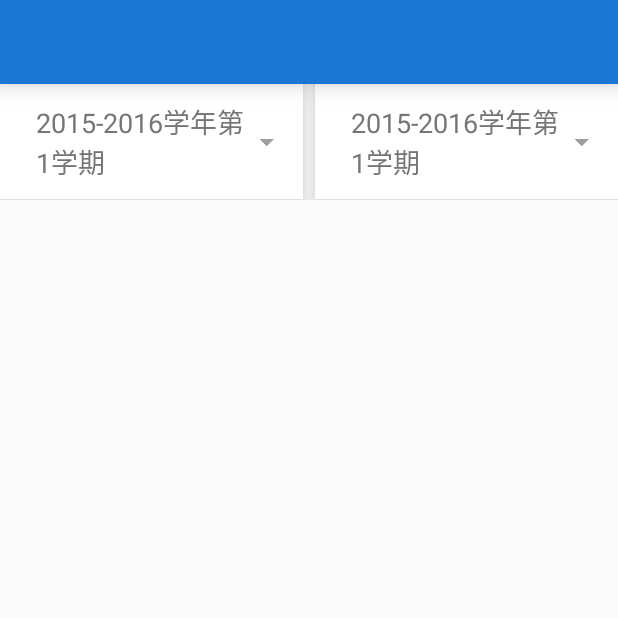
After one commit to mxdlzg/BlueWindmill, an Android app: the ScorePointActivity screen opened directly, with no data from a screen before it, on a phone screen of 412 x 824 dp, the top half of it. The commit adds this screen. Run offline under Robolectric (Android 15) with nearby library versions, the phone set to English and light mode, and no system bars; our stand-ins replace ButterKnife.

Commit message:
基本功能全部完工（成绩暂时只能获取current，绩点暂时无法获取） 准备发布Pre Release

```diff
--- a/app/src/main/AndroidManifest.xml
+++ b/app/src/main/AndroidManifest.xml
@@ -41,6 +41,8 @@
         </activity>
         <activity android:name=".view.activity.ScoreActivity"
             android:theme="@style/AppTheme"/>
+        <activity android:name=".view.activity.ScorePointActivity" />
+        <activity android:name=".view.activity.ScScoreActivity" />
     </application>
 
 </manifest>
--- a/app/src/main/java/project/mxdlzg/com/bluewindmill/model/entity/SCScoreDetail.java
+++ b/app/src/main/java/project/mxdlzg/com/bluewindmill/model/entity/SCScoreDetail.java
@@ -14,7 +14,7 @@ public class SCScoreDetail {
         this.date = date;
         this.score = score;
         this.honest = honest;
-        this.remark = remark;
+        this.remark = "\n"+remark;
     }
 
 
--- a/app/src/main/java/project/mxdlzg/com/bluewindmill/net/request/SCRequest.java
+++ b/app/src/main/java/project/mxdlzg/com/bluewindmill/net/request/SCRequest.java
@@ -53,7 +53,7 @@ public class SCRequest {
      * @param pageSize total count / page
      * @param callback callback
      */
-    public static void requestSCScoreDetail(Context context, String pageNo, String pageSize, final CommonCallback<NetResult<List<SCScoreDetail>>> callback){
+    public static void requestSCScoreDetail(final Context context, int pageNo, int pageSize, final CommonCallback<NetResult<List<SCScoreDetail>>> callback){
         OkGo.<NetResult<List<SCScoreDetail>>>post(Config.SC_SCORE_DETAIL_URL)
                 .tag(context)
                 .params("pageNo",pageNo)
@@ -66,7 +66,7 @@ public class SCRequest {
 
                     @Override
                     public void onError(Response<NetResult<List<SCScoreDetail>>> response) {
-                        callback.onError(response.getException().getMessage()+Config.codeConvertor(response.code()));
+                        callback.onError(context,response,false);
                     }
 
                     @Override
--- a/app/src/main/java/project/mxdlzg/com/bluewindmill/net/request/TableRequest.java
+++ b/app/src/main/java/project/mxdlzg/com/bluewindmill/net/request/TableRequest.java
@@ -158,9 +158,7 @@ public class TableRequest {
 
                     @Override
                     public void onError(Response<NetResult<String>> response) {
-                        if (callback !=null){
-                            callback.onError(Config.codeConvertor(response.code()));
-                        }
+                        callback.onError(context,response,false);
                     }
 
                     @Override
--- /dev/null
+++ b/app/src/main/java/project/mxdlzg/com/bluewindmill/view/activity/ScorePointActivity.java
@@ -0,0 +1,94 @@
+package project.mxdlzg.com.bluewindmill.view.activity;
+
+import android.os.Bundle;
+import android.support.annotation.Nullable;
+import android.support.v7.app.AppCompatActivity;
+import android.support.v7.widget.Toolbar;
+import android.view.View;
+import android.widget.AdapterView;
+import android.widget.ProgressBar;
+import android.widget.TextView;
+
+import org.angmarch.views.NiceSpinner;
+
+import java.util.ArrayList;
+import java.util.Arrays;
+import java.util.List;
+
+import butterknife.BindView;
+import butterknife.ButterKnife;
+import project.mxdlzg.com.bluewindmill.R;
+import project.mxdlzg.com.bluewindmill.model.entity.NetResult;
+import project.mxdlzg.com.bluewindmill.model.entity.ScoreOBJ;
+import project.mxdlzg.com.bluewindmill.net.callback.CommonCallback;
+import project.mxdlzg.com.bluewindmill.net.request.TableRequest;
+import project.mxdlzg.com.bluewindmill.util.Util;
+
+/**
+ * Created by mxdlzg on 18-3-18.
+ */
+
+public class ScorePointActivity extends AppCompatActivity {
+    @BindView(R.id.score_point_toolbar)
+    Toolbar scorePointToolbar;
+    @BindView(R.id.score_point_term_start)
+    NiceSpinner scorePointTermStart;
+    @BindView(R.id.score_point_term_end)
+    NiceSpinner scorePointTermEnd;
+    @BindView(R.id.score_point_progressbar)
+    ProgressBar scorePointProgressbar;
+    @BindView(R.id.score_point_text)
+    TextView scorePointText;
+
+    private List<String> paramList = new ArrayList<>(Arrays.asList("2015-2016学年第1学期", "2015-2016学年第2学期", "2016-2017学年第1学期", "2016-2017学年第2学期", "2017-2018学年第1学期","2017-2018学年第2学期", "2018-2019学年第1学期","2018-2019学年第2学期"));
+    private AdapterView.OnItemSelectedListener listener = new AdapterView.OnItemSelectedListener() {
+        @Override
+        public void onItemSelected(AdapterView<?> parent, View view, int position, long id) {
+            refresh(scorePointTermStart.getText().toString(),scorePointTermEnd.getText().toString());
+        }
+
+        @Override
+        public void onNothingSelected(AdapterView<?> parent) {
+
+        }
+    };
+
+    @Override
+    protected void onCreate(@Nullable Bundle savedInstanceState) {
+        super.onCreate(savedInstanceState);
+        setContentView(R.layout.layout_score_point);
+        ButterKnife.bind(this);
+
+        scorePointTermStart.attachDataSource(paramList);
+        scorePointTermEnd.attachDataSource(paramList);
+        scorePointTermEnd.setOnItemSelectedListener(listener);
+        scorePointTermStart.setOnItemSelectedListener(listener);
+    }
+
+    private void refresh(String start,String end){
+        String trueStart = Util.convertParam(start);
+        String trueEnd = Util.convertParam(start);
+        startRefresh();
+        TableRequest.requestScorePoint(this, trueStart, trueEnd, new CommonCallback<NetResult<String>>() {
+            @Override
+            public void onSuccess(NetResult<String> message) {
+                endRefresh(message.getData());
+            }
+
+            @Override
+            public void onError(NetResult netResult) {
+                endRefresh(netResult.getMsg());
+            }
+        });
+    }
+
+    private void startRefresh(){
+        scorePointProgressbar.setVisibility(View.VISIBLE);
+        scorePointText.setVisibility(View.INVISIBLE);
+    }
+    private void endRefresh(String text){
+        scorePointProgressbar.setVisibility(View.INVISIBLE);
+        scorePointText.setVisibility(View.VISIBLE);
+        scorePointText.setText(text);
+    }
+}
--- a/app/src/main/java/project/mxdlzg/com/bluewindmill/view/adapter/ScoreRcyAdapter.java
+++ b/app/src/main/java/project/mxdlzg/com/bluewindmill/view/adapter/ScoreRcyAdapter.java
@@ -37,7 +37,7 @@ public class ScoreRcyAdapter extends BaseMultiItemQuickAdapter<ScoreOBJ,BaseView
                         .setText(R.id.score_tv_item_secondFinalScore,setColor("二考：",item.getSe()))
                         .setText(R.id.score_tv_item_secondTotalScore,setColor("二考总评：",item.getSeTotal()));
                 if (item.getFloatTotal() < 60){
-                    DiagonalView view = helper.<DiagonalView>getView(R.id.score_item_diagonal_view);
+                    DiagonalView view = helper.<DiagonalView>getView(R.id.sc_score_item_diagonal_view);
                     view.setSolidColor(Color.parseColor("#ff5252"));
                 }
                 break;
--- /dev/null
+++ b/app/src/main/res/layout/layout_score_point.xml
@@ -0,0 +1,67 @@
+<?xml version="1.0" encoding="utf-8"?>
+<LinearLayout xmlns:android="http://schemas.android.com/apk/res/android"
+    xmlns:app="http://schemas.android.com/apk/res-auto"
+    xmlns:tools="http://schemas.android.com/tools"
+    android:layout_width="match_parent"
+    android:layout_height="match_parent"
+    android:orientation="vertical">
+
+    <android.support.v7.widget.Toolbar
+        android:id="@+id/score_point_toolbar"
+        android:layout_width="match_parent"
+        android:layout_height="wrap_content"
+        android:background="@color/blue700"
+        android:elevation="10dp"
+        android:fitsSystemWindows="true"
+        app:theme="@style/ToolbarColoredBackArrow"
+        tools:targetApi="LOLLIPOP" />
+
+    <LinearLayout
+        android:layout_width="match_parent"
+        android:layout_height="wrap_content"
+        android:orientation="horizontal">
+
+        <org.angmarch.views.NiceSpinner
+            android:id="@+id/score_point_term_start"
+            android:layout_width="0dp"
+            android:layout_height="wrap_content"
+            android:layout_weight="1"
+            android:elevation="@dimen/dp_4"
+            android:textSize="18sp"
+            app:arrowTint="@color/grey500"
+            app:textTint="@color/grey600"
+            tools:targetApi="LOLLIPOP" />
+
+        <org.angmarch.views.NiceSpinner
+            android:layout_marginStart="@dimen/dp_4"
+            android:id="@+id/score_point_term_end"
+            android:layout_width="0dp"
+            android:layout_height="wrap_content"
+            android:layout_weight="1"
+            android:elevation="@dimen/dp_4"
+            android:textSize="18sp"
+            app:arrowTint="@color/grey500"
+            app:textTint="@color/grey600"
+            tools:targetApi="LOLLIPOP" />
+    </LinearLayout>
+
+    <ProgressBar
+        android:visibility="invisible"
+        android:id="@+id/score_point_progressbar"
+        android:layout_width="wrap_content"
+        android:layout_height="wrap_content"
+        android:layout_gravity="center"
+        android:layout_marginTop="100dp" />
+
+    <TextView
+        android:visibility="invisible"
+        android:id="@+id/score_point_text"
+        android:layout_width="wrap_content"
+        android:layout_height="wrap_content"
+        android:layout_gravity="center"
+        android:layout_marginTop="10dp"
+        android:gravity="center"
+        android:text="@string/app_name"
+        android:textSize="@dimen/sp_30" />
+
+</LinearLayout>
--- a/app/src/main/res/layout/score_rcy_empty_item.xml
+++ b/app/src/main/res/layout/score_rcy_empty_item.xml
@@ -12,7 +12,7 @@
     android:focusable="true">
 
     <com.intrusoft.squint.DiagonalView
-        android:id="@+id/score_item_diagonal_view"
+        android:id="@+id/sc_score_item_diagonal_view"
         android:layout_width="100dp"
         android:layout_height="100dp"
         android:layout_marginTop="@dimen/dp_4"
@@ -49,7 +49,7 @@
     <RelativeLayout
         android:layout_centerInParent="true"
         android:orientation="vertical"
-        android:layout_toEndOf="@id/score_item_diagonal_view"
+        android:layout_toEndOf="@id/sc_score_item_diagonal_view"
         android:layout_width="match_parent"
         android:layout_height="wrap_content">
         <TextView
--- a/app/src/main/res/layout/score_rcy_item.xml
+++ b/app/src/main/res/layout/score_rcy_item.xml
@@ -12,7 +12,7 @@
     android:focusable="true">
 
     <com.intrusoft.squint.DiagonalView
-        android:id="@+id/score_item_diagonal_view"
+        android:id="@+id/sc_score_item_diagonal_view"
         android:layout_width="100dp"
         android:layout_height="100dp"
         android:layout_marginTop="@dimen/dp_4"
@@ -37,7 +37,7 @@
     <RelativeLayout
         android:layout_centerInParent="true"
         android:orientation="vertical"
-        android:layout_toEndOf="@id/score_item_diagonal_view"
+        android:layout_toEndOf="@id/sc_score_item_diagonal_view"
         android:layout_width="match_parent"
         android:layout_height="wrap_content">
         <TextView
--- a/app/src/main/res/values/strings.xml
+++ b/app/src/main/res/values/strings.xml
@@ -14,4 +14,5 @@
     <string name="rcy_empty_retry">点击重试或下拉刷新！</string>
     <string name="rcy_empty_loading">正在加载...</string>
     <string name="str_until"> --至-- </string>
+    <string name="loading">正在加载...</string>
 </resources>
```
Also changed, not shown: app/src/main/java/project/mxdlzg/com/bluewindmill/model/entity/SCInfo.java (+9 -0 lines), app/src/main/java/project/mxdlzg/com/bluewindmill/model/process/SCBaseProcess.java (+13 -16 lines), app/src/main/java/project/mxdlzg/com/bluewindmill/view/activity/ScScoreActivity.java (added, +175 -0 lines), app/src/main/java/project/mxdlzg/com/bluewindmill/view/adapter/ScScoreRcyAdapter.java (added, +27 -0 lines), app/src/main/java/project/mxdlzg/com/bluewindmill/view/fragment/ScDetailFragment.java (+9 -3 lines), app/src/main/java/project/mxdlzg/com/bluewindmill/view/fragment/UserFragment.java (+5 -2 lines), app/src/main/res/layout/layout_sc_score.xml (added, +45 -0 lines), app/src/main/res/layout/sc_score_rcy_item.xml (added, +42 -0 lines).
